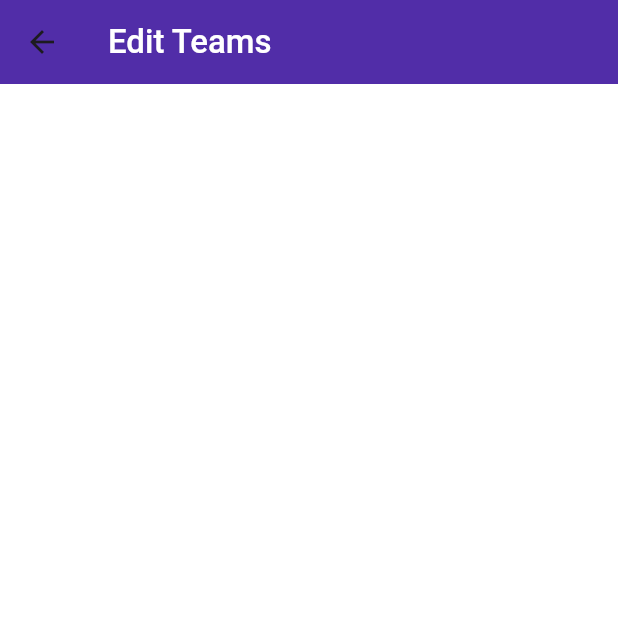
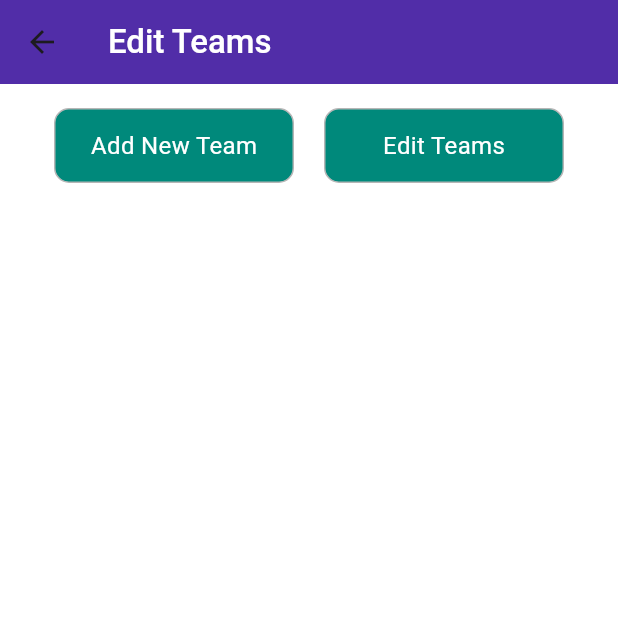
Before and after one commit to Nasiali-Eden/CityWatch, a Flutter app: the AddTeam screen opened directly, on a phone screen of 412 x 824 dp, the top half of it. Run offline on Flutter 3.47's test engine with Material 3 defaults, Android fonts, the phone set to English and light mode, and no system bars; our stand-ins replace cloud_firestore, firebase_auth, firebase_core; accounts and stored records are empty.

Commit message:
Add Teams

```diff
--- a/lib/Organization/Home/OurTeam/add_team.dart
+++ b/lib/Organization/Home/OurTeam/add_team.dart
@@ -8,43 +8,201 @@ class AddTeam extends StatefulWidget {
 }
 
 class _AddTeamState extends State<AddTeam> {
+  final _formKey = GlobalKey<FormState>();
+  final TextEditingController _teamNameController = TextEditingController();
+  final List<TextEditingController> _teamLeadsControllers = [
+    TextEditingController()
+  ];
+  final List<TextEditingController> _rolesControllers = [
+    TextEditingController()
+  ];
+  final List<Map<String, dynamic>> _teamMembers = [];
+
+  bool showForm = false;
+
+  void _addTeamLead() {
+    if (_teamLeadsControllers.last.text.isNotEmpty) {
+      setState(() {
+        _teamLeadsControllers.add(TextEditingController());
+      });
+    }
+  }
+
+  void _addRole() {
+    if (_rolesControllers.last.text.isNotEmpty) {
+      setState(() {
+        _rolesControllers.add(TextEditingController());
+      });
+    }
+  }
+
+  void _addTeamMember() {
+    if (_teamMembers.isEmpty || _teamMembers.last['name'].text.isNotEmpty) {
+      setState(() {
+        _teamMembers.add({
+          'name': TextEditingController(),
+          'role': null,
+        });
+      });
+    }
+  }
+
   @override
   Widget build(BuildContext context) {
     return Scaffold(
       backgroundColor: Colors.white,
-      appBar: PreferredSize(
-        preferredSize:
-        const Size.fromHeight(56.0), // Set the height of the AppBar
-        child: Container(
-          decoration: BoxDecoration(
-            color: Colors.deepPurple[700],
-            boxShadow: [
-              BoxShadow(
-                color: Colors.white.withAlpha(
-                    (0.05 * 255).toInt()), // Shadow color with opacity
-                blurRadius: 4.0, // Adjust the blur radius
-                offset: Offset(0, 3), // Position of the shadow
+      appBar: AppBar(
+        backgroundColor: Colors.deepPurple[700],
+        elevation: 0,
+        title: const Text(
+          'Edit Teams',
+          style: TextStyle(
+              color: Colors.white, fontWeight: FontWeight.w500, fontSize: 22),
+        ),
+      ),
+      body: SingleChildScrollView(
+        child: Padding(
+          padding: const EdgeInsets.all(16.0),
+          child: Column(
+            children: [
+              Row(
+                mainAxisAlignment: MainAxisAlignment.spaceEvenly,
+                children: [
+                  _buildActionButton('Add New Team', () {
+                    setState(() {
+                      showForm = true;
+                    });
+                  }),
+                  _buildActionButton('Edit Teams', () {}),
+                ],
+              ),
+              const SizedBox(height: 10),
+              if (showForm) _buildForm(),
+            ],
+          ),
+        ),
+      ),
+    );
+  }
+
+  Widget _buildActionButton(String text, VoidCallback onTap) {
+    return GestureDetector(
+      onTap: onTap,
+      child: Container(
+        width: 160,
+        height: 50,
+        decoration: BoxDecoration(
+          color: Colors.teal[600],
+          borderRadius: BorderRadius.circular(10),
+          border: Border.all(color: const Color.fromRGBO(182, 182, 182, 1.0)),
+        ),
+        child: Center(
+          child: Text(
+            text,
+            style: const TextStyle(color: Colors.white, fontSize: 16),
+          ),
+        ),
+      ),
+    );
+  }
+
+  Widget _buildForm() {
+    return Form(
+      key: _formKey,
+      child: Column(
+        crossAxisAlignment: CrossAxisAlignment.start,
+        children: [
+          _buildTextField('Team Name', _teamNameController),
+          const SizedBox(height: 15),
+          _buildDynamicFields('Team Lead', _teamLeadsControllers, _addTeamLead),
+          _buildDynamicFields('Roles', _rolesControllers, _addRole),
+          _buildTeamMembersSection(),
+          const SizedBox(height: 20),
+          Center(
+            child: ElevatedButton(
+              onPressed: () {},
+              style: ElevatedButton.styleFrom(
+                backgroundColor: Colors.deepPurple,
+                padding: const EdgeInsets.all(15),
+                shape: RoundedRectangleBorder(
+                    borderRadius: BorderRadius.circular(8)),
+              ),
+              child: const Text('Add Team',
+                  style: TextStyle(color: Colors.white, fontSize: 16)),
+            ),
+          ),
+        ],
+      ),
+    );
+  }
+
+  Widget _buildTextField(String label, TextEditingController controller) {
+    return TextFormField(
+      controller: controller,
+      validator: (value) => value!.isEmpty ? 'This field is required' : null,
+      decoration: InputDecoration(
+        labelText: label,
+        labelStyle:
+        const TextStyle(color: Colors.black, fontWeight: FontWeight.w400),
+        enabledBorder: const UnderlineInputBorder(
+            borderSide: BorderSide(color: Colors.black54)),
+        focusedBorder: const UnderlineInputBorder(
+            borderSide: BorderSide(color: Colors.black87, width: 0.1)),
+      ),
+    );
+  }
+
+  Widget _buildDynamicFields(String label,
+      List<TextEditingController> controllers, VoidCallback onAdd) {
+    return Column(
+      crossAxisAlignment: CrossAxisAlignment.start,
+      children: [
+        for (var controller in controllers) _buildTextField(label, controller),
+        TextButton(
+            onPressed: onAdd,
+            child: const Text('+ Add',
+                style: TextStyle(color: Colors.teal, fontSize: 16))),
+      ],
+    );
+  }
+
+  Widget _buildTeamMembersSection() {
+    return Column(
+      crossAxisAlignment: CrossAxisAlignment.start,
+      children: [
+        const Text('Add Team Members',
+            style: TextStyle(
+                fontSize: 17,
+                fontWeight: FontWeight.w400,
+                color: Colors.black)),
+        for (var member in _teamMembers)
+          Row(
+            children: [
+              Expanded(child: _buildTextField('Member Name', member['name'])),
+              const SizedBox(width: 10),
+              DropdownButton<String>(
+                hint: const Text('Select Role'),
+                value: member['role'],
+                onChanged: (value) {
+                  setState(() {
+                    member['role'] = value;
+                  });
+                },
+                items: _rolesControllers.map((controller) {
+                  return DropdownMenuItem<String>(
+                    value: controller.text,
+                    child: Text(controller.text,
+                        style: const TextStyle(fontSize: 16)),
+                  );
+                }).toList(),
               ),
             ],
           ),
-          child: AppBar(
-            backgroundColor:
-            Colors.transparent, // Make the AppBar background transparent
-            elevation: 0, // Remove default shadow
-            title: Text(
-              'Edit Teams',
-              style: TextStyle(
-                color: Colors.white,
-                fontWeight: FontWeight.w500,
-                fontSize: 22,
-              ),
-            ),
-          ),
-        ),
-      ),
-      body: Padding(padding: EdgeInsets.all(0)
-
-      ),
+        TextButton(
+            onPressed: _addTeamMember,
+            child: const Text('+ Add Member',
+                style: TextStyle(color: Colors.teal, fontSize: 16))),
+      ],
     );
   }
 }
```
